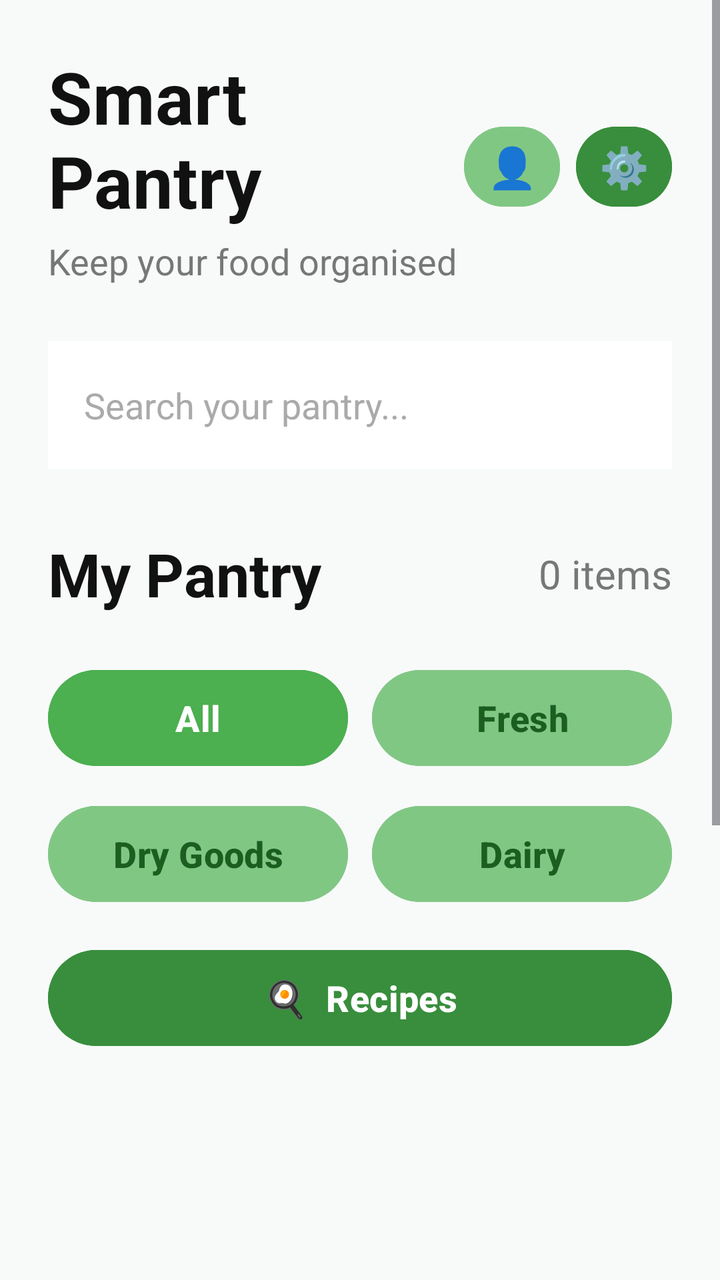
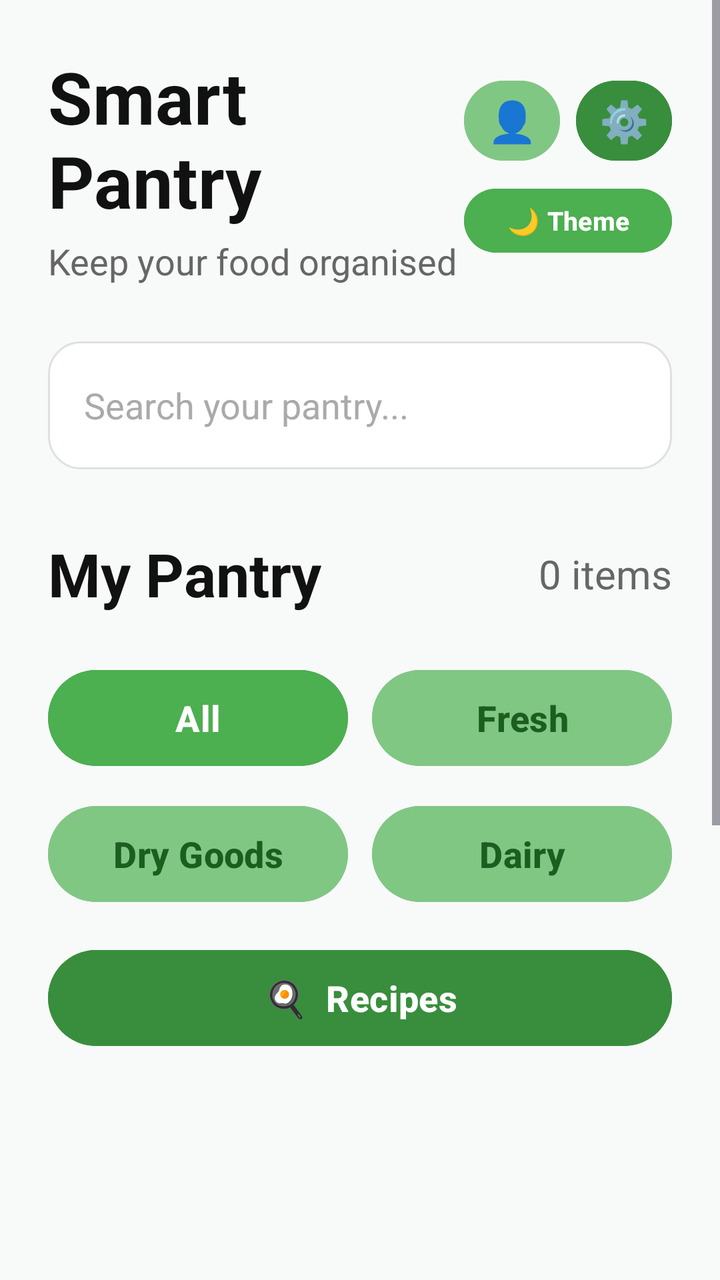

Compare the two renders of this Android layout. The source of the first and the diff that turns it into the second are given below.
<!-- AndroidManifest.xml: application theme Theme.SmartPantryManager -->
<!-- res/layout/activity_main.xml -->
<?xml version="1.0" encoding="utf-8"?>
<ScrollView
    xmlns:android="http://schemas.android.com/apk/res/android"
    android:layout_width="match_parent"
    android:layout_height="match_parent"
    android:fillViewport="true"
    android:background="#F8FAFA">

    <LinearLayout
        android:layout_width="match_parent"
        android:layout_height="wrap_content"
        android:orientation="vertical"
        android:padding="24dp">

        
        <LinearLayout
            android:layout_width="match_parent"
            android:layout_height="wrap_content"
            android:orientation="horizontal"
            android:gravity="center_vertical">

            <LinearLayout
                android:layout_width="0dp"
                android:layout_height="wrap_content"
                android:layout_weight="1"
                android:orientation="vertical">

                <TextView
                    android:layout_width="wrap_content"
                    android:layout_height="wrap_content"
                    android:text="Smart Pantry"
                    android:textColor="#111111"
                    android:textSize="36sp"
                    android:textStyle="bold" />

                <TextView
                    android:layout_width="wrap_content"
                    android:layout_height="wrap_content"
                    android:layout_marginTop="4dp"
                    android:text="Keep your food organised"
                    android:textColor="#777777"
                    android:textSize="18sp" />

            </LinearLayout>

            
            <Button
                android:id="@+id/btnProfileMain"
                android:layout_width="48dp"
                android:layout_height="48dp"
                android:backgroundTint="#81C784"
                android:text="👤"
                android:textSize="20sp"
                android:padding="0dp" />

            <Space
                android:layout_width="8dp"
                android:layout_height="1dp" />

            
            <Button
                android:id="@+id/btnSettingsMain"
                android:layout_width="48dp"
                android:layout_height="48dp"
                android:backgroundTint="#388E3C"
                android:text="⚙️"
                android:textSize="20sp"
                android:padding="0dp" />

        </LinearLayout>

        
        <EditText
            android:id="@+id/searchPantry"
            android:layout_width="match_parent"
            android:layout_height="64dp"
            android:layout_marginTop="28dp"
            android:background="#FFFFFF"
            android:hint="Search your pantry..."
            android:padding="18dp"
            android:textColor="#222222"
            android:textColorHint="#AAAAAA"
            android:textSize="18sp"
            android:singleLine="true" />

        
        <LinearLayout
            android:layout_width="match_parent"
            android:layout_height="wrap_content"
            android:layout_marginTop="32dp"
            android:gravity="center_vertical"
            android:orientation="horizontal">

            <TextView
                android:layout_width="0dp"
                android:layout_height="wrap_content"
                android:layout_weight="1"
                android:text="My Pantry"
                android:textColor="#111111"
                android:textSize="30sp"
                android:textStyle="bold" />

            <TextView
                android:id="@+id/txtItemCount"
                android:layout_width="wrap_content"
                android:layout_height="wrap_content"
                android:text="0 items"
                android:textColor="#777777"
                android:textSize="20sp" />

        </LinearLayout>

        
        <LinearLayout
            android:layout_width="match_parent"
            android:layout_height="wrap_content"
            android:layout_marginTop="24dp"
            android:orientation="horizontal">

            
            <Button
                android:id="@+id/btnAll"
                android:layout_width="0dp"
                android:layout_height="56dp"
                android:layout_weight="1"
                android:backgroundTint="#4CAF50"
                android:text="All"
                android:textColor="#FFFFFF"
                android:textSize="18sp"
                android:textStyle="bold" />

            <Space
                android:layout_width="12dp"
                android:layout_height="1dp" />

            
            <Button
                android:id="@+id/btnFresh"
                android:layout_width="0dp"
                android:layout_height="56dp"
                android:layout_weight="1"
                android:backgroundTint="#81C784"
                android:text="Fresh"
                android:textColor="#1B5E20"
                android:textSize="18sp"
                android:textStyle="bold" />

        </LinearLayout>

        
        <LinearLayout
            android:layout_width="match_parent"
            android:layout_height="wrap_content"
            android:layout_marginTop="12dp"
            android:orientation="horizontal">

            
            <Button
                android:id="@+id/btnDryGoods"
                android:layout_width="0dp"
                android:layout_height="56dp"
                android:layout_weight="1"
                android:backgroundTint="#81C784"
                android:text="Dry Goods"
                android:textColor="#1B5E20"
                android:textSize="18sp"
                android:textStyle="bold" />

            <Space
                android:layout_width="12dp"
                android:layout_height="1dp" />

            
            <Button
                android:id="@+id/btnDairy"
                android:layout_width="0dp"
                android:layout_height="56dp"
                android:layout_weight="1"
                android:backgroundTint="#81C784"
                android:text="Dairy"
                android:textColor="#1B5E20"
                android:textSize="18sp"
                android:textStyle="bold" />

        </LinearLayout>

        
        <Button
            android:id="@+id/btnRecipes"
            android:layout_width="match_parent"
            android:layout_height="56dp"
            android:layout_marginTop="16dp"
            android:backgroundTint="#388E3C"
            android:text="🍳  Recipes"
            android:textColor="#FFFFFF"
            android:textSize="18sp"
            android:textStyle="bold" />

        
        <androidx.recyclerview.widget.RecyclerView
            android:id="@+id/recyclerViewIngredients"
            android:layout_width="match_parent"
            android:layout_height="wrap_content"
            android:layout_marginTop="24dp"
            android:nestedScrollingEnabled="false" />

        
        <LinearLayout
            android:id="@+id/emptyState"
            android:layout_width="match_parent"
            android:layout_height="wrap_content"
            android:layout_marginTop="80dp"
            android:gravity="center"
            android:orientation="vertical">

            <TextView
                android:layout_width="wrap_content"
                android:layout_height="wrap_content"
                android:text="🥕"
                android:textSize="72sp" />

            <TextView
                android:id="@+id/txtEmptyTitle"
                android:layout_width="wrap_content"
                android:layout_height="wrap_content"
                android:layout_marginTop="20dp"
                android:text="Your pantry is empty"
                android:textColor="#111111"
                android:textSize="28sp"
                android:textStyle="bold" />

            <TextView
                android:id="@+id/txtEmptyMessage"
                android:layout_width="match_parent"
                android:layout_height="wrap_content"
                android:layout_marginTop="12dp"
                android:gravity="center"
                android:text="Add your first ingredient to start managing your pantry."
                android:textColor="#777777"
                android:textSize="19sp" />

        </LinearLayout>

        
        <Button
            android:id="@+id/btnAddIngredient"
            android:layout_width="match_parent"
            android:layout_height="64dp"
            android:layout_marginTop="40dp"
            android:layout_marginBottom="20dp"
            android:backgroundTint="#4CAF50"
            android:text="+  Add Ingredient"
            android:textColor="#FFFFFF"
            android:textSize="20sp"
            android:textStyle="bold" />

    </LinearLayout>

</ScrollView>
<!-- resources referenced by this layout -->
<resources>
  <style name="Theme.SmartPantryManager" parent="Base.Theme.SmartPantryManager" />
  <style name="Base.Theme.SmartPantryManager" parent="Theme.Material3.DayNight.NoActionBar">
          
          
      </style>
</resources>

<!-- the commit's change to res/layout/activity_main.xml (unified diff, before → after) -->
@@ -4,7 +4,7 @@
     android:layout_width="match_parent"
     android:layout_height="match_parent"
     android:fillViewport="true"
-    android:background="#F8FAFA">
+    android:background="@color/bg_color">
 
     <LinearLayout
         android:layout_width="match_parent"
@@ -29,7 +29,7 @@
                     android:layout_width="wrap_content"
                     android:layout_height="wrap_content"
                     android:text="Smart Pantry"
-                    android:textColor="#111111"
+                    android:textColor="@color/text_primary"
                     android:textSize="36sp"
                     android:textStyle="bold" />
 
@@ -38,34 +38,63 @@
                     android:layout_height="wrap_content"
                     android:layout_marginTop="4dp"
                     android:text="Keep your food organised"
-                    android:textColor="#777777"
+                    android:textColor="@color/text_secondary"
                     android:textSize="18sp" />
 
             </LinearLayout>
 
-            
-            <Button
-                android:id="@+id/btnProfileMain"
-                android:layout_width="48dp"
-                android:layout_height="48dp"
-                android:backgroundTint="#81C784"
-                android:text="👤"
-                android:textSize="20sp"
-                android:padding="0dp" />
-
-            <Space
-                android:layout_width="8dp"
-                android:layout_height="1dp" />
-
-            
-            <Button
-                android:id="@+id/btnSettingsMain"
-                android:layout_width="48dp"
-                android:layout_height="48dp"
-                android:backgroundTint="#388E3C"
-                android:text="⚙️"
-                android:textSize="20sp"
-                android:padding="0dp" />
+            <LinearLayout
+                android:layout_width="wrap_content"
+                android:layout_height="wrap_content"
+                android:orientation="vertical"
+                android:gravity="end">
+
+                
+                <LinearLayout
+                    android:layout_width="wrap_content"
+                    android:layout_height="wrap_content"
+                    android:orientation="horizontal">
+
+                    
+                    <Button
+                        android:id="@+id/btnProfileMain"
+                        android:layout_width="48dp"
+                        android:layout_height="48dp"
+                        android:backgroundTint="@color/accent_green_light"
+                        android:text="👤"
+                        android:textSize="20sp"
+                        android:padding="0dp" />
+
+                    <Space
+                        android:layout_width="8dp"
+                        android:layout_height="1dp" />
+
+                    
+                    <Button
+                        android:id="@+id/btnSettingsMain"
+                        android:layout_width="48dp"
+                        android:layout_height="48dp"
+                        android:backgroundTint="@color/primary_green_dark"
+                        android:text="⚙️"
+                        android:textSize="20sp"
+                        android:padding="0dp" />
+
+                </LinearLayout>
+
+                
+                <Button
+                    android:id="@+id/btnThemeMain"
+                    android:layout_width="104dp"
+                    android:layout_height="40dp"
+                    android:layout_marginTop="6dp"
+                    android:backgroundTint="@color/primary_green"
+                    android:text="🌙 Theme"
+                    android:textColor="#FFFFFF"
+                    android:textSize="13sp"
+                    android:textStyle="bold"
+                    android:padding="0dp" />
+
+            </LinearLayout>
 
         </LinearLayout>
 
@@ -75,11 +104,11 @@
             android:layout_width="match_parent"
             android:layout_height="64dp"
             android:layout_marginTop="28dp"
-            android:background="#FFFFFF"
+            android:background="@drawable/card_background"
             android:hint="Search your pantry..."
             android:padding="18dp"
-            android:textColor="#222222"
-            android:textColorHint="#AAAAAA"
+            android:textColor="@color/text_primary"
+            android:textColorHint="@color/text_hint"
             android:textSize="18sp"
             android:singleLine="true" />
 
@@ -96,7 +125,7 @@
                 android:layout_height="wrap_content"
                 android:layout_weight="1"
                 android:text="My Pantry"
-                android:textColor="#111111"
+                android:textColor="@color/text_primary"
                 android:textSize="30sp"
                 android:textStyle="bold" />
 
@@ -105,7 +134,7 @@
                 android:layout_width="wrap_content"
                 android:layout_height="wrap_content"
                 android:text="0 items"
-                android:textColor="#777777"
+                android:textColor="@color/text_secondary"
                 android:textSize="20sp" />
 
         </LinearLayout>
@@ -123,7 +152,7 @@
                 android:layout_width="0dp"
                 android:layout_height="56dp"
                 android:layout_weight="1"
-                android:backgroundTint="#4CAF50"
+                android:backgroundTint="@color/primary_green"
                 android:text="All"
                 android:textColor="#FFFFFF"
                 android:textSize="18sp"
@@ -139,9 +168,9 @@
                 android:layout_width="0dp"
                 android:layout_height="56dp"
                 android:layout_weight="1"
-                android:backgroundTint="#81C784"
+                android:backgroundTint="@color/accent_green_light"
                 android:text="Fresh"
-                android:textColor="#1B5E20"
+                android:textColor="@color/text_green_dark"
                 android:textSize="18sp"
                 android:textStyle="bold" />
 
@@ -160,9 +189,9 @@
                 android:layout_width="0dp"
                 android:layout_height="56dp"
                 android:layout_weight="1"
-                android:backgroundTint="#81C784"
+                android:backgroundTint="@color/accent_green_light"
                 android:text="Dry Goods"
-                android:textColor="#1B5E20"
+                android:textColor="@color/text_green_dark"
                 android:textSize="18sp"
                 android:textStyle="bold" />
 
@@ -176,9 +205,9 @@
                 android:layout_width="0dp"
                 android:layout_height="56dp"
                 android:layout_weight="1"
-                android:backgroundTint="#81C784"
+                android:backgroundTint="@color/accent_green_light"
                 android:text="Dairy"
-                android:textColor="#1B5E20"
+                android:textColor="@color/text_green_dark"
                 android:textSize="18sp"
                 android:textStyle="bold" />
 
@@ -190,7 +219,7 @@
             android:layout_width="match_parent"
             android:layout_height="56dp"
             android:layout_marginTop="16dp"
-            android:backgroundTint="#388E3C"
+            android:backgroundTint="@color/primary_green_dark"
             android:text="🍳  Recipes"
             android:textColor="#FFFFFF"
             android:textSize="18sp"
@@ -225,7 +254,7 @@
                 android:layout_height="wrap_content"
                 android:layout_marginTop="20dp"
                 android:text="Your pantry is empty"
-                android:textColor="#111111"
+                android:textColor="@color/text_primary"
                 android:textSize="28sp"
                 android:textStyle="bold" />
 
@@ -236,7 +265,7 @@
                 android:layout_marginTop="12dp"
                 android:gravity="center"
                 android:text="Add your first ingredient to start managing your pantry."
-                android:textColor="#777777"
+                android:textColor="@color/text_secondary"
                 android:textSize="19sp" />
 
         </LinearLayout>
@@ -248,7 +277,7 @@
             android:layout_height="64dp"
             android:layout_marginTop="40dp"
             android:layout_marginBottom="20dp"
-            android:backgroundTint="#4CAF50"
+            android:backgroundTint="@color/primary_green"
             android:text="+  Add Ingredient"
             android:textColor="#FFFFFF"
             android:textSize="20sp"
<!-- resource entries referenced after the edit -->
@@ -1,9 +1,28 @@
 <!-- resources referenced by this layout -->
 <resources>
+  <color name="accent_green_light">#81C784</color>
+  <color name="bg_color">#F8FAFA</color>
+  <color name="primary_green">#4CAF50</color>
+  <color name="primary_green_dark">#388E3C</color>
+  <color name="text_green_dark">#1B5E20</color>
+  <color name="text_hint">#AAAAAA</color>
+  <color name="text_primary">#111111</color>
+  <color name="text_secondary">#666666</color>
+  <!-- drawable card_background (drawable) -->
+  <?xml version="1.0" encoding="utf-8"?>
+  <shape xmlns:android="http://schemas.android.com/apk/res/android"
+      android:shape="rectangle">
+      <solid android:color="@color/card_bg" />
+      <corners android:radius="16dp" />
+      <stroke android:width="1dp" android:color="@color/card_stroke" />
+  </shape>
   <style name="Theme.SmartPantryManager" parent="Base.Theme.SmartPantryManager" />
+  <color name="card_bg">#FFFFFF</color>
+  <color name="card_stroke">#E0E0E0</color>
   <style name="Base.Theme.SmartPantryManager" parent="Theme.Material3.DayNight.NoActionBar">
-          
-          
+          <item name="colorPrimary">@color/primary_green</item>
+          <item name="android:windowBackground">@color/bg_color</item>
+          <item name="colorSurface">@color/card_bg</item>
       </style>
 </resources>
 
